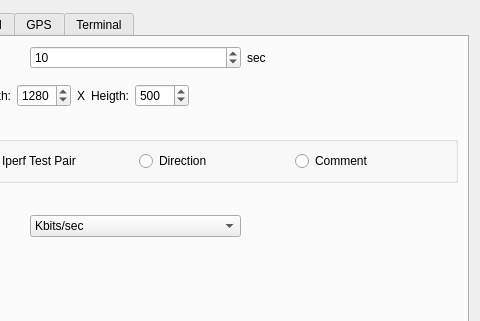
Before: the Qt Designer form qiperfc/src/dlgoption.ui in coolshou/qiperf, drawn with Qt 5; both pictures show x 209 to 689 and y 0 to 321 of the 689 by 403 pixel window.
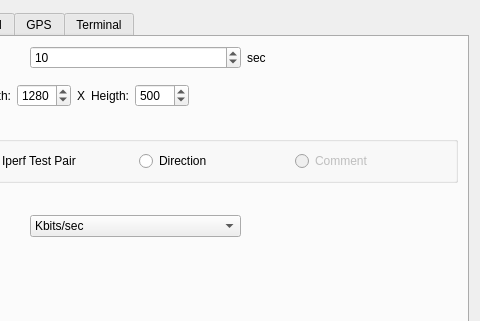
After: the same form once the commit is applied. Icons and pictures are not drawn.

```diff
--- a/qiperfc/src/dlgoption.ui
+++ b/qiperfc/src/dlgoption.ui
@@ -76,7 +76,7 @@
           <item>
            <widget class="QRadioButton" name="rbTPGroupComment">
             <property name="enabled">
-             <bool>true</bool>
+             <bool>false</bool>
             </property>
             <property name="text">
              <string>Comment</string>
```
